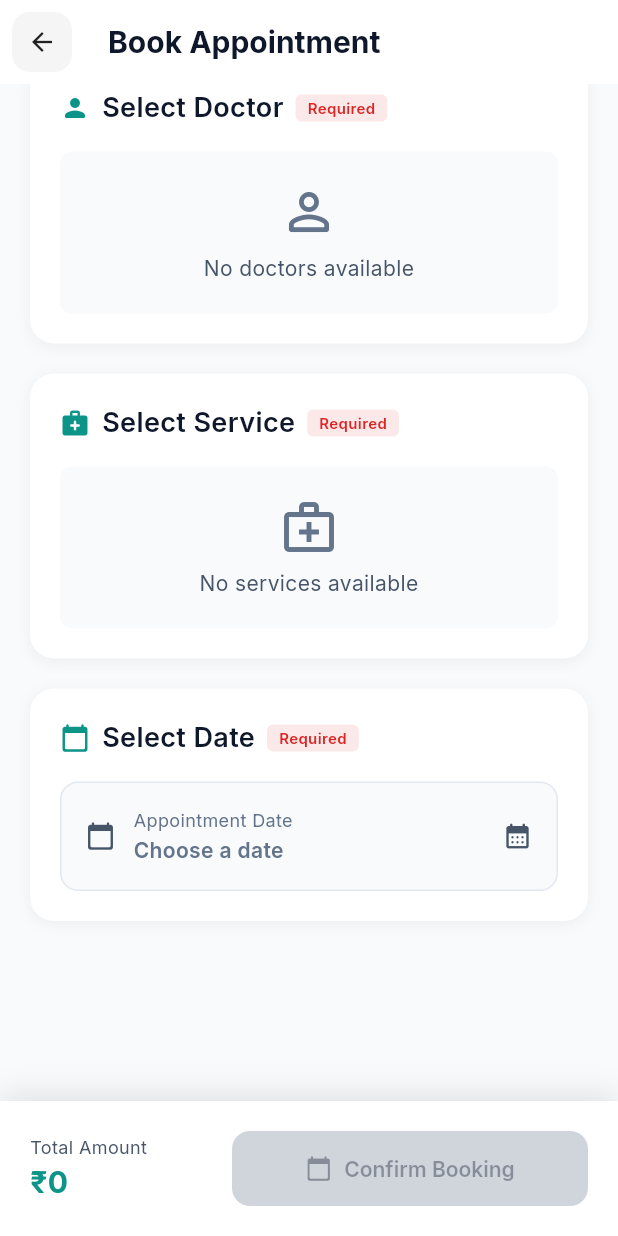
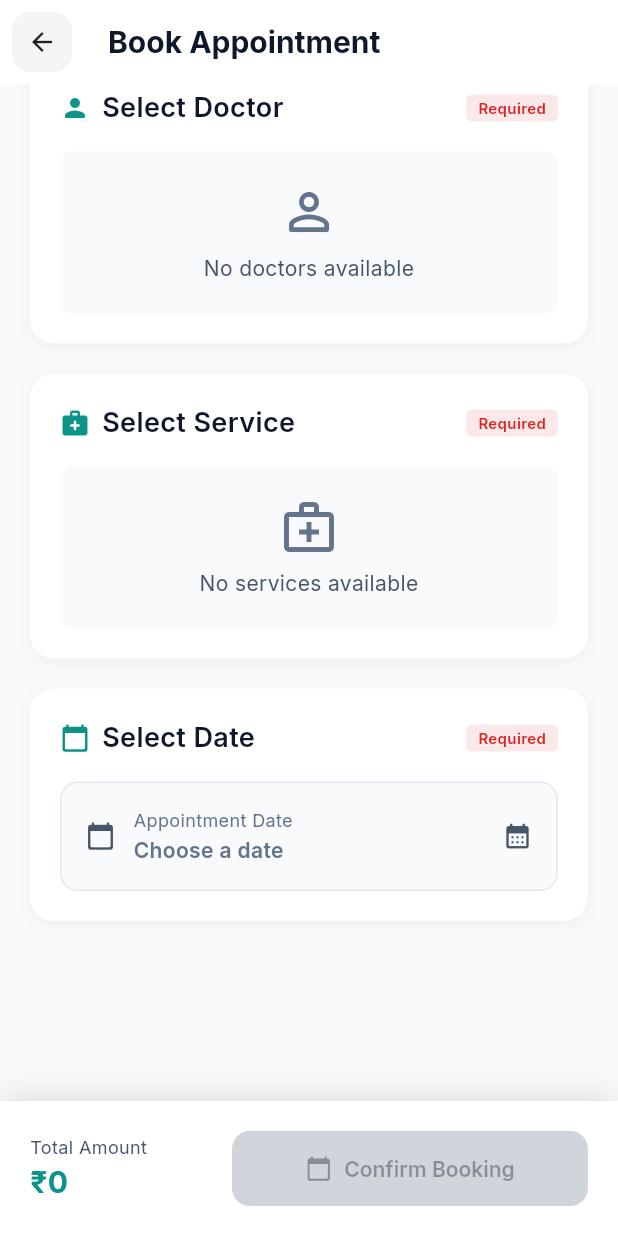
Before and after one commit to NikhilBarvadiya/PrimeHealth-Patients, a Flutter app: the Booking screen opened directly, scrolled down 37 dp, on a phone screen of 412 x 824 dp. Run offline on Flutter 3.47's test engine with Material 3 defaults, Android fonts, the phone set to English and light mode, and no system bars; drawn by our look-alikes of toastification; our stand-ins replace audioplayers, cached_network_image, connectivity_plus, device_info_plus, dio, firebase_core and 13 more; missing offline and left inert: agora_rtc_engine, agora_token_generator; accounts and stored records are empty.

Commit message:
ios some ui fixing for home screen

```diff
--- a/lib/views/dashboard/appointments/ui/booking.dart
+++ b/lib/views/dashboard/appointments/ui/booking.dart
@@ -404,11 +404,12 @@ class _BookingState extends State<Booking> {
             children: [
               Icon(Icons.medical_services_rounded, color: AppTheme.primaryTeal, size: 20),
               const SizedBox(width: 8),
-              Text(
+              Expanded(
+                child: Text(
                   'Select Service',
                   style: GoogleFonts.inter(fontSize: 18, fontWeight: FontWeight.w600, color: AppTheme.textPrimary),
                 ),
-              const SizedBox(width: 8),
+              ),
               Container(
                 padding: const EdgeInsets.symmetric(horizontal: 8, vertical: 2),
                 decoration: BoxDecoration(color: AppTheme.emergencyRed.withOpacity(0.1), borderRadius: BorderRadius.circular(4)),
@@ -614,11 +615,12 @@ class _BookingState extends State<Booking> {
             children: [
               Icon(Icons.person_rounded, color: AppTheme.primaryTeal, size: 20),
               const SizedBox(width: 8),
-              Text(
+              Expanded(
+                child: Text(
                   'Select Doctor',
                   style: GoogleFonts.inter(fontSize: 18, fontWeight: FontWeight.w600, color: AppTheme.textPrimary),
                 ),
-              const SizedBox(width: 8),
+              ),
               Container(
                 padding: const EdgeInsets.symmetric(horizontal: 8, vertical: 2),
                 decoration: BoxDecoration(color: AppTheme.emergencyRed.withOpacity(0.1), borderRadius: BorderRadius.circular(4)),
@@ -886,11 +888,12 @@ class _BookingState extends State<Booking> {
             children: [
               Icon(Icons.calendar_today_rounded, color: AppTheme.primaryTeal, size: 20),
               const SizedBox(width: 8),
-              Text(
+              Expanded(
+                child: Text(
                   'Select Date',
                   style: GoogleFonts.inter(fontSize: 18, fontWeight: FontWeight.w600, color: AppTheme.textPrimary),
                 ),
-              const SizedBox(width: 8),
+              ),
               Container(
                 padding: const EdgeInsets.symmetric(horizontal: 8, vertical: 2),
                 decoration: BoxDecoration(color: AppTheme.emergencyRed.withOpacity(0.1), borderRadius: BorderRadius.circular(4)),
@@ -980,11 +983,12 @@ class _BookingState extends State<Booking> {
             children: [
               Icon(Icons.access_time_rounded, color: AppTheme.primaryTeal, size: 20),
               const SizedBox(width: 8),
-              Text(
+              Expanded(
+                child: Text(
                   'Select Time Slot',
                   style: GoogleFonts.inter(fontSize: 18, fontWeight: FontWeight.w600, color: AppTheme.textPrimary),
                 ),
-              const SizedBox(width: 8),
+              ),
               Container(
                 padding: const EdgeInsets.symmetric(horizontal: 8, vertical: 2),
                 decoration: BoxDecoration(color: AppTheme.emergencyRed.withOpacity(0.1), borderRadius: BorderRadius.circular(4)),
--- a/lib/views/dashboard/home/home.dart
+++ b/lib/views/dashboard/home/home.dart
@@ -33,6 +33,7 @@ class Home extends StatelessWidget {
             expandedHeight: 100,
             automaticallyImplyLeading: false,
             flexibleSpace: FlexibleSpaceBar(
+              centerTitle: false,
               collapseMode: CollapseMode.pin,
               background: Container(color: Colors.white),
               titlePadding: const EdgeInsets.only(left: 20, bottom: 16),
```
Also changed, not shown: 59 other files. Lines whose indentation alone changed are shown as unchanged.
